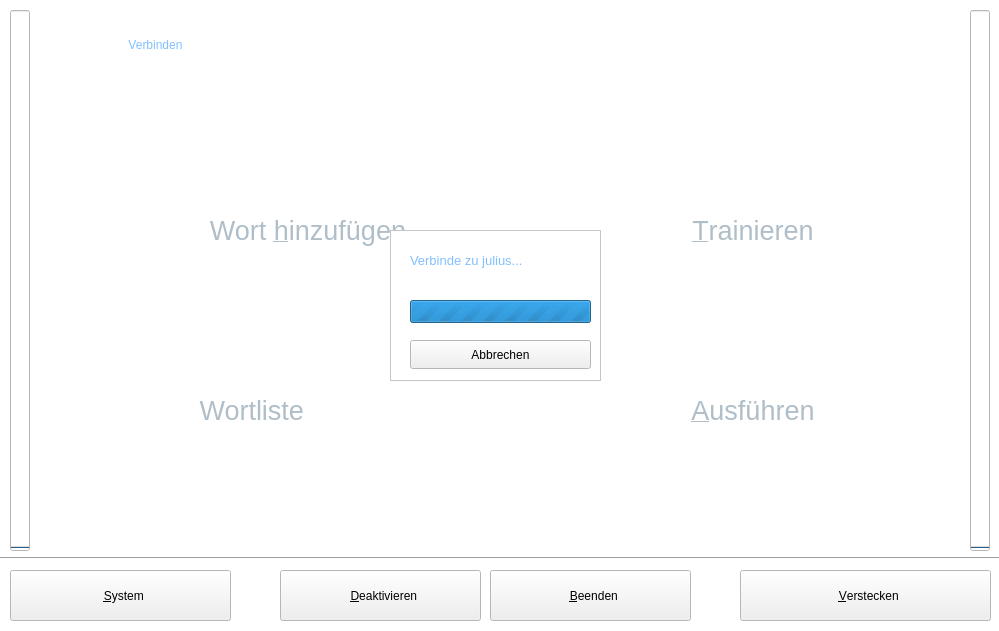
Before: the Qt Designer form ui/main.ui in KDE/simon, drawn with Qt 5.
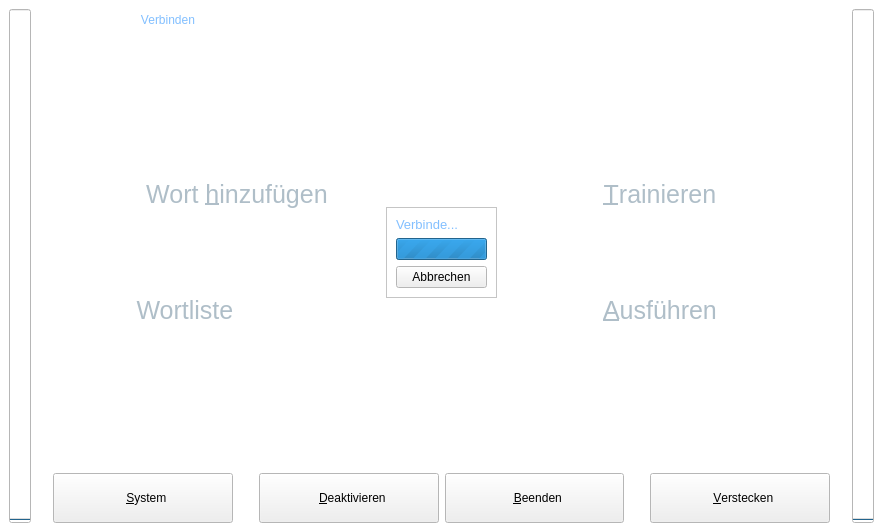
After: the same form once the commit is applied. Icons and pictures are not drawn.

```diff
--- a/ui/main.ui
+++ b/ui/main.ui
@@ -5,8 +5,8 @@
    <rect>
     <x>0</x>
     <y>0</y>
-    <width>999</width>
-    <height>631</height>
+    <width>883</width>
+    <height>532</height>
    </rect>
   </property>
   <property name="palette" >
@@ -107,53 +107,9 @@
    <iconset>:/images/tray.png</iconset>
   </property>
   <widget class="QWidget" name="centralwidget" >
-   <widget class="Line" name="line" >
-    <property name="geometry" >
-     <rect>
-      <x>0</x>
-      <y>550</y>
-      <width>1001</width>
-      <height>16</height>
-     </rect>
-    </property>
-    <property name="orientation" >
-     <enum>Qt::Horizontal</enum>
-    </property>
-   </widget>
-   <widget class="QProgressBar" name="pbLevel2" >
-    <property name="geometry" >
-     <rect>
-      <x>970</x>
-      <y>10</y>
-      <width>20</width>
-      <height>541</height>
-     </rect>
-    </property>
-    <property name="minimum" >
-     <number>0</number>
-    </property>
-    <property name="maximum" >
-     <number>32768</number>
-    </property>
-    <property name="value" >
-     <number>0</number>
-    </property>
-    <property name="textVisible" >
-     <bool>false</bool>
-    </property>
-    <property name="orientation" >
-     <enum>Qt::Vertical</enum>
-    </property>
-   </widget>
+   <layout class="QHBoxLayout" >
+    <item>
    <widget class="QProgressBar" name="pbLevel1" >
-    <property name="geometry" >
-     <rect>
-      <x>10</x>
-      <y>10</y>
-      <width>20</width>
-      <height>541</height>
-     </rect>
-    </property>
     <property name="minimum" >
      <number>0</number>
     </property>
@@ -170,89 +126,174 @@
      <enum>Qt::Vertical</enum>
     </property>
    </widget>
-   <widget class="QPushButton" name="pbSettings" >
-    <property name="geometry" >
-     <rect>
-      <x>10</x>
-      <y>570</y>
-      <width>221</width>
-      <height>51</height>
-     </rect>
-    </property>
-    <property name="toolTip" >
-     <string>Einstellungen</string>
-    </property>
-    <property name="text" >
-     <string>  &amp;System</string>
-    </property>
-    <property name="icon" >
-     <iconset resource="../simon.qrc" >:/images/icons/computer.svg</iconset>
-    </property>
-    <property name="iconSize" >
+    </item>
+    <item>
+     <spacer>
+      <property name="orientation" >
+       <enum>Qt::Horizontal</enum>
+      </property>
+      <property name="sizeType" >
+       <enum>QSizePolicy::Fixed</enum>
+      </property>
+      <property name="sizeHint" >
+       <size>
+        <width>16</width>
+        <height>514</height>
+       </size>
+      </property>
+     </spacer>
+    </item>
+    <item>
+     <layout class="QVBoxLayout" >
+      <item>
+       <layout class="QHBoxLayout" >
+        <item>
+         <spacer>
+          <property name="orientation" >
+           <enum>Qt::Horizontal</enum>
+          </property>
+          <property name="sizeType" >
+           <enum>QSizePolicy::Fixed</enum>
+          </property>
+          <property name="sizeHint" >
      <size>
-      <width>32</width>
-      <height>32</height>
-     </size>
-    </property>
-   </widget>
-   <widget class="QPushButton" name="pbActivision" >
-    <property name="geometry" >
-     <rect>
-      <x>280</x>
-      <y>570</y>
-      <width>201</width>
-      <height>51</height>
-     </rect>
-    </property>
-    <property name="toolTip" >
-     <string>De-/aktiviert das System</string>
+            <width>40</width>
+            <height>20</height>
+           </size>
+          </property>
+         </spacer>
+        </item>
+        <item>
+         <widget class="QPushButton" name="pbConnect" >
+          <property name="minimumSize" >
+           <size>
+            <width>150</width>
+            <height>0</height>
+           </size>
+          </property>
+          <property name="palette" >
+           <palette>
+            <active>
+             <colorrole role="ButtonText" >
+              <brush brushstyle="SolidPattern" >
+               <color alpha="255" >
+                <red>130</red>
+                <green>191</green>
+                <blue>255</blue>
+               </color>
+              </brush>
+             </colorrole>
+            </active>
+            <inactive>
+             <colorrole role="ButtonText" >
+              <brush brushstyle="SolidPattern" >
+               <color alpha="255" >
+                <red>130</red>
+                <green>191</green>
+                <blue>255</blue>
+               </color>
+              </brush>
+             </colorrole>
+            </inactive>
+            <disabled>
+             <colorrole role="ButtonText" >
+              <brush brushstyle="SolidPattern" >
+               <color alpha="255" >
+                <red>137</red>
+                <green>137</green>
+                <blue>139</blue>
+               </color>
+              </brush>
+             </colorrole>
+            </disabled>
+           </palette>
     </property>
     <property name="text" >
-     <string>  &amp;Deaktivieren</string>
-    </property>
-    <property name="icon" >
-     <iconset resource="../simon.qrc" >:/images/icons/media-playback-pause.svg</iconset>
-    </property>
-    <property name="iconSize" >
+           <string>Verbinden</string>
+          </property>
+          <property name="flat" >
+           <bool>true</bool>
+          </property>
+         </widget>
+        </item>
+        <item>
+         <spacer>
+          <property name="orientation" >
+           <enum>Qt::Horizontal</enum>
+          </property>
+          <property name="sizeHint" >
      <size>
-      <width>32</width>
-      <height>32</height>
-     </size>
-    </property>
-   </widget>
-   <widget class="QPushButton" name="pbHide" >
-    <property name="geometry" >
-     <rect>
-      <x>740</x>
-      <y>570</y>
-      <width>251</width>
-      <height>51</height>
-     </rect>
-    </property>
-    <property name="toolTip" >
-     <string>Minimiert das Fenster in den Systray (Bereich neben der Uhr)</string>
-    </property>
-    <property name="text" >
-     <string>  &amp;Verstecken</string>
-    </property>
-    <property name="icon" >
-     <iconset resource="../simon.qrc" >:/images/icons/window-new.svg</iconset>
-    </property>
-    <property name="iconSize" >
+            <width>40</width>
+            <height>20</height>
+           </size>
+          </property>
+         </spacer>
+        </item>
+        <item>
+         <widget class="QLabel" name="lbLogo" >
+          <property name="text" >
+           <string/>
+          </property>
+          <property name="pixmap" >
+           <pixmap resource="../simon.qrc" >:/images/simon.png</pixmap>
+          </property>
+         </widget>
+        </item>
+       </layout>
+      </item>
+      <item>
+       <spacer>
+        <property name="orientation" >
+         <enum>Qt::Vertical</enum>
+        </property>
+        <property name="sizeType" >
+         <enum>QSizePolicy::Expanding</enum>
+        </property>
+        <property name="sizeHint" >
+         <size>
+          <width>20</width>
+          <height>3</height>
+         </size>
+        </property>
+       </spacer>
+      </item>
+      <item>
+       <layout class="QHBoxLayout" >
+        <item>
+         <spacer>
+          <property name="orientation" >
+           <enum>Qt::Horizontal</enum>
+          </property>
+          <property name="sizeHint" >
      <size>
-      <width>32</width>
-      <height>32</height>
-     </size>
-    </property>
-   </widget>
+            <width>10</width>
+            <height>20</height>
+           </size>
+          </property>
+         </spacer>
+        </item>
+        <item>
+         <layout class="QVBoxLayout" >
+          <item>
+           <spacer>
+            <property name="orientation" >
+             <enum>Qt::Vertical</enum>
+            </property>
+            <property name="sizeHint" >
+             <size>
+              <width>20</width>
+              <height>40</height>
+             </size>
+            </property>
+           </spacer>
+          </item>
+          <item>
    <widget class="QPushButton" name="pbAddWord" >
-    <property name="geometry" >
-     <rect>
-      <x>110</x>
-      <y>170</y>
-      <width>381</width>
-      <height>121</height>
-     </rect>
+            <property name="minimumSize" >
+             <size>
+              <width>300</width>
+              <height>80</height>
+             </size>
     </property>
     <property name="palette" >
      <palette>
@@ -293,7 +334,7 @@
     </property>
     <property name="font" >
      <font>
-      <pointsize>20</pointsize>
+              <pointsize>19</pointsize>
      </font>
     </property>
     <property name="toolTip" >
@@ -315,14 +356,30 @@
      <bool>true</bool>
     </property>
    </widget>
+          </item>
+          <item>
+           <spacer>
+            <property name="orientation" >
+             <enum>Qt::Vertical</enum>
+            </property>
+            <property name="sizeType" >
+             <enum>QSizePolicy::Fixed</enum>
+            </property>
+            <property name="sizeHint" >
+             <size>
+              <width>20</width>
+              <height>30</height>
+             </size>
+            </property>
+           </spacer>
+          </item>
+          <item>
    <widget class="QPushButton" name="pbEditWordList" >
-    <property name="geometry" >
-     <rect>
-      <x>110</x>
-      <y>350</y>
-      <width>381</width>
-      <height>121</height>
-     </rect>
+            <property name="minimumSize" >
+             <size>
+              <width>300</width>
+              <height>80</height>
+             </size>
     </property>
     <property name="palette" >
      <palette>
@@ -417,7 +474,7 @@
     </property>
     <property name="font" >
      <font>
-      <pointsize>20</pointsize>
+              <pointsize>19</pointsize>
       <stylestrategy>PreferDefault</stylestrategy>
       <kerning>true</kerning>
      </font>
@@ -447,168 +504,39 @@
      <bool>true</bool>
     </property>
    </widget>
-   <widget class="QPushButton" name="pbTrain" >
-    <property name="geometry" >
-     <rect>
-      <x>570</x>
-      <y>170</y>
-      <width>351</width>
-      <height>121</height>
-     </rect>
-    </property>
-    <property name="palette" >
-     <palette>
-      <active>
-       <colorrole role="ButtonText" >
-        <brush brushstyle="SolidPattern" >
-         <color alpha="255" >
-          <red>175</red>
-          <green>190</green>
-          <blue>200</blue>
-         </color>
-        </brush>
-       </colorrole>
-      </active>
-      <inactive>
-       <colorrole role="ButtonText" >
-        <brush brushstyle="SolidPattern" >
-         <color alpha="255" >
-          <red>175</red>
-          <green>190</green>
-          <blue>200</blue>
-         </color>
-        </brush>
-       </colorrole>
-      </inactive>
-      <disabled>
-       <colorrole role="ButtonText" >
-        <brush brushstyle="SolidPattern" >
-         <color alpha="255" >
-          <red>119</red>
-          <green>119</green>
-          <blue>119</blue>
-         </color>
-        </brush>
-       </colorrole>
-      </disabled>
-     </palette>
-    </property>
-    <property name="font" >
-     <font>
-      <pointsize>20</pointsize>
-     </font>
-    </property>
-    <property name="toolTip" >
-     <string>Hier können Sie das Sprachmodell editieren und somit die Erkennungsrate erhöhen</string>
-    </property>
-    <property name="text" >
-     <string>  &amp;Trainieren</string>
-    </property>
-    <property name="icon" >
-     <iconset resource="../simon.qrc" >:/images/icons/document-properties.svg</iconset>
-    </property>
-    <property name="iconSize" >
+          </item>
+          <item>
+           <spacer>
+            <property name="orientation" >
+             <enum>Qt::Vertical</enum>
+            </property>
+            <property name="sizeHint" >
      <size>
-      <width>56</width>
-      <height>56</height>
-     </size>
-    </property>
-    <property name="flat" >
-     <bool>true</bool>
-    </property>
-   </widget>
-   <widget class="QPushButton" name="pbRunProgram" >
-    <property name="geometry" >
-     <rect>
-      <x>570</x>
-      <y>350</y>
-      <width>351</width>
-      <height>121</height>
-     </rect>
-    </property>
-    <property name="palette" >
-     <palette>
-      <active>
-       <colorrole role="ButtonText" >
-        <brush brushstyle="SolidPattern" >
-         <color alpha="255" >
-          <red>175</red>
-          <green>190</green>
-          <blue>200</blue>
-         </color>
-        </brush>
-       </colorrole>
-      </active>
-      <inactive>
-       <colorrole role="ButtonText" >
-        <brush brushstyle="SolidPattern" >
-         <color alpha="255" >
-          <red>175</red>
-          <green>190</green>
-          <blue>200</blue>
-         </color>
-        </brush>
-       </colorrole>
-      </inactive>
-      <disabled>
-       <colorrole role="ButtonText" >
-        <brush brushstyle="SolidPattern" >
-         <color alpha="255" >
-          <red>119</red>
-          <green>119</green>
-          <blue>119</blue>
-         </color>
-        </brush>
-       </colorrole>
-      </disabled>
-     </palette>
-    </property>
-    <property name="font" >
-     <font>
-      <pointsize>20</pointsize>
-     </font>
-    </property>
-    <property name="toolTip" >
-     <string>Zeigt den Ausführendialog an. Hier können Sie Kommandos ausführen und ändern</string>
-    </property>
-    <property name="text" >
-     <string>  &amp;Ausführen</string>
-    </property>
-    <property name="icon" >
-     <iconset resource="../simon.qrc" >:/images/icons/emblem-system.svg</iconset>
-    </property>
-    <property name="iconSize" >
+              <width>20</width>
+              <height>40</height>
+             </size>
+            </property>
+           </spacer>
+          </item>
+         </layout>
+        </item>
+        <item>
+         <layout class="QVBoxLayout" >
+          <item>
+           <spacer>
+            <property name="orientation" >
+             <enum>Qt::Vertical</enum>
+            </property>
+            <property name="sizeHint" >
      <size>
-      <width>56</width>
-      <height>56</height>
-     </size>
-    </property>
-    <property name="flat" >
-     <bool>true</bool>
-    </property>
-   </widget>
-   <widget class="QLabel" name="lbLogo" >
-    <property name="geometry" >
-     <rect>
-      <x>655</x>
-      <y>0</y>
-      <width>265</width>
-      <height>149</height>
-     </rect>
-    </property>
-    <property name="text" >
-     <string/>
-    </property>
-   </widget>
+              <width>20</width>
+              <height>40</height>
+             </size>
+            </property>
+           </spacer>
+          </item>
+          <item>
    <widget class="QFrame" name="frmConnecting" >
-    <property name="geometry" >
-     <rect>
-      <x>390</x>
-      <y>230</y>
-      <width>211</width>
-      <height>151</height>
-     </rect>
-    </property>
     <property name="autoFillBackground" >
      <bool>true</bool>
     </property>
@@ -618,14 +546,32 @@
     <property name="frameShadow" >
      <enum>QFrame::Raised</enum>
     </property>
+            <layout class="QVBoxLayout" >
+             <item>
+              <widget class="QLabel" name="label" >
+               <property name="font" >
+                <font>
+                 <pointsize>10</pointsize>
+                </font>
+               </property>
+               <property name="text" >
+                <string>Verbinde...</string>
+               </property>
+              </widget>
+             </item>
+             <item>
     <widget class="QProgressBar" name="progressBar" >
-     <property name="geometry" >
-      <rect>
-       <x>20</x>
-       <y>70</y>
-       <width>181</width>
-       <height>23</height>
-      </rect>
+               <property name="sizePolicy" >
+                <sizepolicy vsizetype="Fixed" hsizetype="Expanding" >
+                 <horstretch>0</horstretch>
+                 <verstretch>0</verstretch>
+                </sizepolicy>
+               </property>
+               <property name="maximumSize" >
+                <size>
+                 <width>16777215</width>
+                 <height>16777215</height>
+                </size>
      </property>
      <property name="maximum" >
       <number>0</number>
@@ -643,14 +589,14 @@
       <enum>QProgressBar::TopToBottom</enum>
      </property>
     </widget>
+             </item>
+             <item>
     <widget class="QPushButton" name="pbCancelConnect" >
-     <property name="geometry" >
-      <rect>
-       <x>20</x>
-       <y>110</y>
-       <width>181</width>
-       <height>29</height>
-      </rect>
+               <property name="maximumSize" >
+                <size>
+                 <width>16777215</width>
+                 <height>16777215</height>
+                </size>
      </property>
      <property name="text" >
       <string>Abbrechen</string>
@@ -665,43 +611,143 @@
       </size>
      </property>
     </widget>
-    <widget class="QLabel" name="label" >
-     <property name="geometry" >
-      <rect>
-       <x>20</x>
-       <y>20</y>
-       <width>161</width>
-       <height>20</height>
-      </rect>
-     </property>
+             </item>
+            </layout>
+           </widget>
+          </item>
+          <item>
+           <spacer>
+            <property name="orientation" >
+             <enum>Qt::Vertical</enum>
+            </property>
+            <property name="sizeHint" >
+             <size>
+              <width>20</width>
+              <height>40</height>
+             </size>
+            </property>
+           </spacer>
+          </item>
+         </layout>
+        </item>
+        <item>
+         <layout class="QVBoxLayout" >
+          <item>
+           <spacer>
+            <property name="orientation" >
+             <enum>Qt::Vertical</enum>
+            </property>
+            <property name="sizeHint" >
+             <size>
+              <width>20</width>
+              <height>40</height>
+             </size>
+            </property>
+           </spacer>
+          </item>
+          <item>
+           <widget class="QPushButton" name="pbTrain" >
+            <property name="minimumSize" >
+             <size>
+              <width>300</width>
+              <height>80</height>
+             </size>
+            </property>
+            <property name="palette" >
+             <palette>
+              <active>
+               <colorrole role="ButtonText" >
+                <brush brushstyle="SolidPattern" >
+                 <color alpha="255" >
+                  <red>175</red>
+                  <green>190</green>
+                  <blue>200</blue>
+                 </color>
+                </brush>
+               </colorrole>
+              </active>
+              <inactive>
+               <colorrole role="ButtonText" >
+                <brush brushstyle="SolidPattern" >
+                 <color alpha="255" >
+                  <red>175</red>
+                  <green>190</green>
+                  <blue>200</blue>
+                 </color>
+                </brush>
+               </colorrole>
+              </inactive>
+              <disabled>
+               <colorrole role="ButtonText" >
+                <brush brushstyle="SolidPattern" >
+                 <color alpha="255" >
+                  <red>119</red>
+                  <green>119</green>
+                  <blue>119</blue>
+                 </color>
+                </brush>
+               </colorrole>
+              </disabled>
+             </palette>
+            </property>
      <property name="font" >
       <font>
-       <pointsize>10</pointsize>
-      </font>
-     </property>
+              <pointsize>19</pointsize>
+             </font>
+            </property>
+            <property name="toolTip" >
+             <string>Hier können Sie das Sprachmodell editieren und somit die Erkennungsrate erhöhen</string>
+            </property>
      <property name="text" >
-      <string>Verbinde zu julius...</string>
-     </property>
-    </widget>
-   </widget>
-   <widget class="QPushButton" name="pbConnect" >
-    <property name="geometry" >
-     <rect>
-      <x>70</x>
-      <y>30</y>
-      <width>171</width>
-      <height>29</height>
-     </rect>
-    </property>
+             <string>  &amp;Trainieren</string>
+            </property>
+            <property name="icon" >
+             <iconset resource="../simon.qrc" >:/images/icons/document-properties.svg</iconset>
+            </property>
+            <property name="iconSize" >
+             <size>
+              <width>56</width>
+              <height>56</height>
+             </size>
+            </property>
+            <property name="flat" >
+             <bool>true</bool>
+            </property>
+           </widget>
+          </item>
+          <item>
+           <spacer>
+            <property name="orientation" >
+             <enum>Qt::Vertical</enum>
+            </property>
+            <property name="sizeType" >
+             <enum>QSizePolicy::Fixed</enum>
+            </property>
+            <property name="sizeHint" >
+             <size>
+              <width>20</width>
+              <height>30</height>
+             </size>
+            </property>
+           </spacer>
+          </item>
+          <item>
+           <widget class="QPushButton" name="pbRunProgram" >
+            <property name="minimumSize" >
+             <size>
+              <width>300</width>
+              <height>80</height>
+             </size>
+            </property>
     <property name="palette" >
      <palette>
       <active>
        <colorrole role="ButtonText" >
         <brush brushstyle="SolidPattern" >
          <color alpha="255" >
-          <red>130</red>
-          <green>191</green>
-          <blue>255</blue>
+                  <red>175</red>
+                  <green>190</green>
+                  <blue>200</blue>
          </color>
         </brush>
        </colorrole>
@@ -710,9 +756,9 @@
        <colorrole role="ButtonText" >
         <brush brushstyle="SolidPattern" >
          <color alpha="255" >
-          <red>130</red>
-          <green>191</green>
-          <blue>255</blue>
+                  <red>175</red>
+                  <green>190</green>
+                  <blue>200</blue>
          </color>
         </brush>
        </colorrole>
@@ -721,43 +767,158 @@
        <colorrole role="ButtonText" >
         <brush brushstyle="SolidPattern" >
          <color alpha="255" >
-          <red>137</red>
-          <green>137</green>
-          <blue>139</blue>
+                  <red>119</red>
+                  <green>119</green>
+                  <blue>119</blue>
          </color>
         </brush>
        </colorrole>
       </disabled>
      </palette>
     </property>
+            <property name="font" >
+             <font>
+              <pointsize>19</pointsize>
+             </font>
+            </property>
+            <property name="toolTip" >
+             <string>Zeigt den Ausführendialog an. Hier können Sie Kommandos ausführen und ändern</string>
+            </property>
     <property name="text" >
-     <string>Verbinden</string>
-    </property>
+             <string>  &amp;Ausführen</string>
+            </property>
+            <property name="icon" >
+             <iconset resource="../simon.qrc" >:/images/icons/emblem-system.svg</iconset>
+            </property>
+            <property name="iconSize" >
+             <size>
+              <width>56</width>
+              <height>56</height>
+             </size>
+            </property>
     <property name="flat" >
      <bool>true</bool>
     </property>
    </widget>
-   <widget class="QLabel" name="lbBg" >
-    <property name="geometry" >
-     <rect>
-      <x>0</x>
-      <y>0</y>
-      <width>1001</width>
-      <height>557</height>
-     </rect>
-    </property>
+          </item>
+          <item>
+           <spacer>
+            <property name="orientation" >
+             <enum>Qt::Vertical</enum>
+            </property>
+            <property name="sizeHint" >
+             <size>
+              <width>20</width>
+              <height>40</height>
+             </size>
+            </property>
+           </spacer>
+          </item>
+         </layout>
+        </item>
+        <item>
+         <spacer>
+          <property name="orientation" >
+           <enum>Qt::Horizontal</enum>
+          </property>
+          <property name="sizeHint" >
+           <size>
+            <width>10</width>
+            <height>20</height>
+           </size>
+          </property>
+         </spacer>
+        </item>
+       </layout>
+      </item>
+      <item>
+       <spacer>
+        <property name="orientation" >
+         <enum>Qt::Vertical</enum>
+        </property>
+        <property name="sizeHint" >
+         <size>
+          <width>20</width>
+          <height>47</height>
+         </size>
+        </property>
+       </spacer>
+      </item>
+      <item>
+       <layout class="QHBoxLayout" >
+        <item>
+         <widget class="QPushButton" name="pbSettings" >
+          <property name="minimumSize" >
+           <size>
+            <width>160</width>
+            <height>50</height>
+           </size>
+          </property>
+          <property name="toolTip" >
+           <string>Einstellungen</string>
+          </property>
     <property name="text" >
-     <string/>
-    </property>
-   </widget>
+           <string>  &amp;System</string>
+          </property>
+          <property name="icon" >
+           <iconset resource="../simon.qrc" >:/images/icons/computer.svg</iconset>
+          </property>
+          <property name="iconSize" >
+           <size>
+            <width>32</width>
+            <height>32</height>
+           </size>
+          </property>
+         </widget>
+        </item>
+        <item>
+         <spacer>
+          <property name="orientation" >
+           <enum>Qt::Horizontal</enum>
+          </property>
+          <property name="sizeType" >
+           <enum>QSizePolicy::Fixed</enum>
+          </property>
+          <property name="sizeHint" >
+           <size>
+            <width>20</width>
+            <height>20</height>
+           </size>
+          </property>
+         </spacer>
+        </item>
+        <item>
+         <widget class="QPushButton" name="pbActivision" >
+          <property name="minimumSize" >
+           <size>
+            <width>160</width>
+            <height>50</height>
+           </size>
+          </property>
+          <property name="toolTip" >
+           <string>De-/aktiviert das System</string>
+          </property>
+          <property name="text" >
+           <string>  &amp;Deaktivieren</string>
+          </property>
+          <property name="icon" >
+           <iconset resource="../simon.qrc" >:/images/icons/media-playback-pause.svg</iconset>
+          </property>
+          <property name="iconSize" >
+           <size>
+            <width>32</width>
+            <height>32</height>
+           </size>
+          </property>
+         </widget>
+        </item>
+        <item>
    <widget class="QPushButton" name="pbClose" >
-    <property name="geometry" >
-     <rect>
-      <x>490</x>
-      <y>570</y>
-      <width>201</width>
-      <height>51</height>
-     </rect>
+          <property name="minimumSize" >
+           <size>
+            <width>160</width>
+            <height>50</height>
+           </size>
     </property>
     <property name="toolTip" >
      <string>Beendet simon</string>
@@ -775,6 +936,88 @@
      </size>
     </property>
    </widget>
+        </item>
+        <item>
+         <spacer>
+          <property name="orientation" >
+           <enum>Qt::Horizontal</enum>
+          </property>
+          <property name="sizeType" >
+           <enum>QSizePolicy::Fixed</enum>
+          </property>
+          <property name="sizeHint" >
+           <size>
+            <width>20</width>
+            <height>20</height>
+           </size>
+          </property>
+         </spacer>
+        </item>
+        <item>
+         <widget class="QPushButton" name="pbHide" >
+          <property name="minimumSize" >
+           <size>
+            <width>160</width>
+            <height>50</height>
+           </size>
+          </property>
+          <property name="toolTip" >
+           <string>Minimiert das Fenster in den Systray (Bereich neben der Uhr)</string>
+          </property>
+          <property name="text" >
+           <string>  &amp;Verstecken</string>
+          </property>
+          <property name="icon" >
+           <iconset resource="../simon.qrc" >:/images/icons/window-new.svg</iconset>
+          </property>
+          <property name="iconSize" >
+           <size>
+            <width>32</width>
+            <height>32</height>
+           </size>
+          </property>
+         </widget>
+        </item>
+       </layout>
+      </item>
+     </layout>
+    </item>
+    <item>
+     <spacer>
+      <property name="orientation" >
+       <enum>Qt::Horizontal</enum>
+      </property>
+      <property name="sizeType" >
+       <enum>QSizePolicy::Fixed</enum>
+      </property>
+      <property name="sizeHint" >
+       <size>
+        <width>16</width>
+        <height>514</height>
+       </size>
+      </property>
+     </spacer>
+    </item>
+    <item>
+     <widget class="QProgressBar" name="pbLevel2" >
+      <property name="minimum" >
+       <number>0</number>
+      </property>
+      <property name="maximum" >
+       <number>32768</number>
+      </property>
+      <property name="value" >
+       <number>0</number>
+      </property>
+      <property name="textVisible" >
+       <bool>false</bool>
+      </property>
+      <property name="orientation" >
+       <enum>Qt::Vertical</enum>
+      </property>
+     </widget>
+    </item>
+   </layout>
   </widget>
  </widget>
  <tabstops>
```
Left out of the diff: 6 changed lines with no effect on the pictures. Lines whose indentation alone changed are shown as unchanged.
